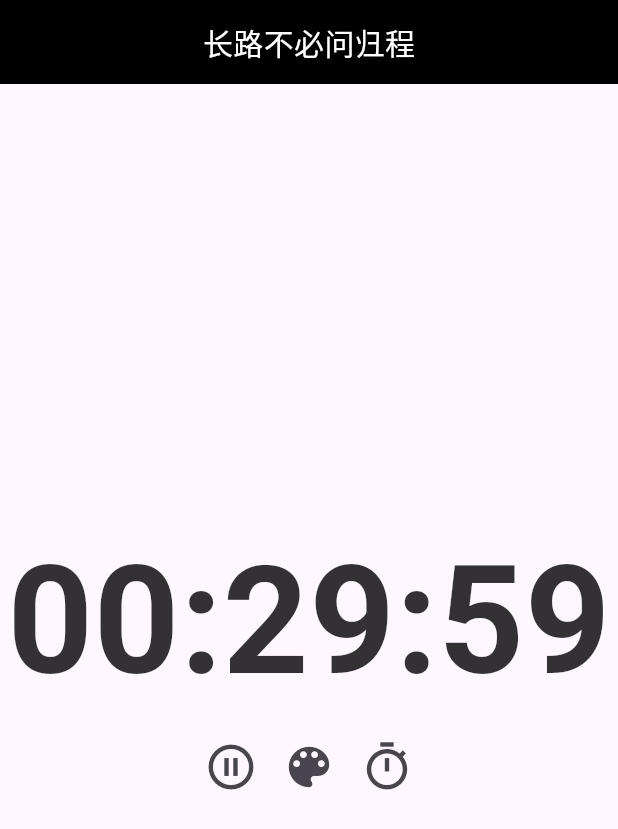
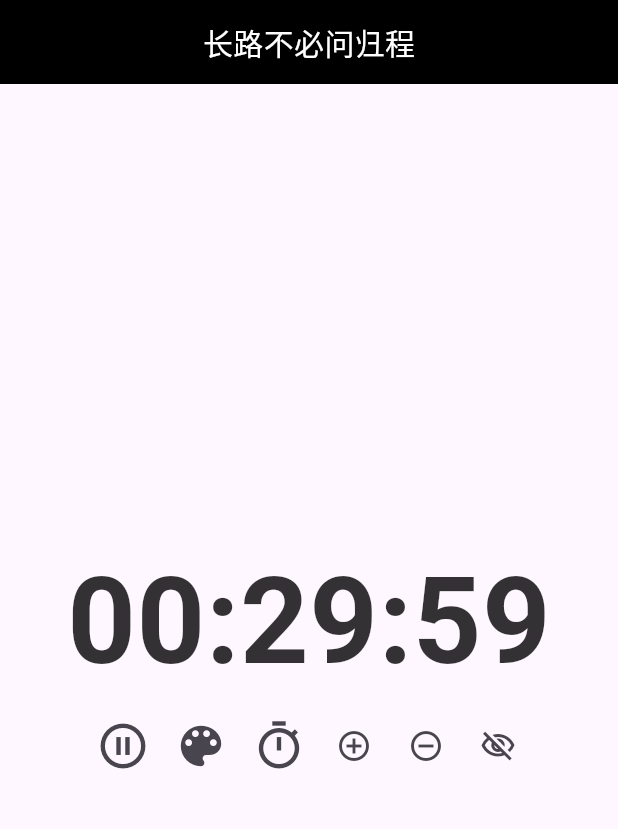
Before and after one commit to bytecrystal/fltimer, a Flutter app: the screen it shows after launch, after a tap on the "play arrow" icon, on a phone screen of 412 x 824 dp. Shown: the top 829 px of the screen. Run offline on Flutter 3.47's test engine with Material 3 defaults, Android fonts, the phone set to English and light mode, and no system bars; our stand-ins replace flutter_colorpicker, shared_preferences; missing offline and left inert: window_manager; statements that could not run were skipped.

Commit message:
feat: show or hidden appbar and change time font size

```diff
--- a/lib/main.dart
+++ b/lib/main.dart
@@ -7,10 +7,10 @@ void main() async {
   await windowManager.ensureInitialized();
   WindowOptions windowOptions = WindowOptions(
     size: Size(600, 280),
-    backgroundColor: Colors.transparent,
+    // backgroundColor: Colors.transparent,
     skipTaskbar: false,
     titleBarStyle: TitleBarStyle.hidden,
-    minimumSize: Size(600, 280),
+    minimumSize: Size(600, 224),
     maximumSize: Size(600, 280),
   );
   // 确保窗口创建后再显示
--- a/lib/views/TimerScreen.dart
+++ b/lib/views/TimerScreen.dart
@@ -1,4 +1,5 @@
 import 'dart:async';
+import 'dart:math';
 import 'package:flutter/material.dart';
 import 'package:flutter/services.dart';
 import 'package:flutter_colorpicker/flutter_colorpicker.dart';
@@ -23,6 +24,28 @@ class _TimerScreenState extends State<TimerScreen> {
   bool isEditing = false;
   FocusNode focusNode = FocusNode();
   Offset _tapPosition = Offset.zero; // 初始化为零偏移
+  bool _showAppBar = true; // 默认设置为显示AppBar
+  double _textSize = 80.0; // 初始文本大小
+  double _minTextSize = 20.0; // 最小文本大小
+  double _maxTextSize = 200.0; // 最大文本大小
+
+  void _increaseTextSize() {
+    setState(() {
+      if (_textSize < _maxTextSize) {
+        _textSize += 2; // 举例增加大小，每次增加2pt
+        _saveTextSize(_textSize);
+      }
+    });
+  }
+
+  void _decreaseTextSize() {
+    setState(() {
+      if (_textSize > _minTextSize) {
+        _textSize -= 2; // 举例减小大小，每次减少2pt
+        _saveTextSize(_textSize);
+      }
+    });
+  }
 
   // 从 Shared Preferences 读取颜色
   Future<void> _loadColor() async {
@@ -46,6 +69,24 @@ class _TimerScreenState extends State<TimerScreen> {
     }
   }
 
+  Future<void> _loadTextSize() async {
+    final SharedPreferences prefs = await SharedPreferences.getInstance();
+    setState(() {
+      if (prefs.getDouble('textSize') != null) {
+        _textSize = prefs.getDouble('textSize')!;
+      }
+    });
+  }
+
+  Future<void> _loadShowAppBar() async {
+    final SharedPreferences prefs = await SharedPreferences.getInstance();
+    setState(() {
+      if (prefs.getBool('showAppBar') != null) {
+        _showAppBar = prefs.getBool('showAppBar')!;
+      }
+    });
+  }
+
   // 将颜色保存到 Shared Preferences
   Future<void> _saveColor(Color color) async {
     final prefs = await SharedPreferences.getInstance();
@@ -57,6 +98,17 @@ class _TimerScreenState extends State<TimerScreen> {
     final prefs = await SharedPreferences.getInstance();
     prefs.setString('titleText', text);
   }
+
+  Future<void> _saveTextSize(double textSize) async {
+    final SharedPreferences prefs = await SharedPreferences.getInstance();
+    await prefs.setDouble('textSize', textSize);
+  }
+
+  Future<void> _saveShowAppBar(bool showAppBar) async {
+    final SharedPreferences prefs = await SharedPreferences.getInstance();
+    await prefs.setBool('showAppBar', showAppBar);
+  }
+
 
   void _toggleTimer() {
     if (_timer != null && _timer!.isActive) {
@@ -125,6 +177,8 @@ class _TimerScreenState extends State<TimerScreen> {
     _duration = widget.duration;
     _loadColor(); // 加载颜色
     _loadTitleText(); // 加载标题文本
+    _loadTextSize(); // 加载时间文本大小
+    _loadShowAppBar(); // 加载是否展示AppBar
     // 添加焦点变化的监听器
     focusNode.addListener(_handleFocusChange);
   }
@@ -168,6 +222,23 @@ class _TimerScreenState extends State<TimerScreen> {
     }
   }
 
+  Future<void> _toggleAppBar() async {
+    // 获取当前窗口界限
+    Rect bounds = await windowManager.getBounds();
+
+    setState(() {
+      _showAppBar = !_showAppBar; // 切换状态
+      _saveShowAppBar(_showAppBar);
+
+      if (_showAppBar) {
+        // 显示AppBar时，增加窗口高度
+        windowManager.setSize(Size(bounds.width, bounds.height + kToolbarHeight));
+      } else {
+        // 隐藏AppBar时，减少窗口高度
+        windowManager.setSize(Size(bounds.width, bounds.height - kToolbarHeight));
+      }
+    });
+  }
 
   @override
   Widget build(BuildContext context) {
@@ -176,10 +247,11 @@ class _TimerScreenState extends State<TimerScreen> {
     final minutes = twoDigits(_duration.inMinutes.remainder(60));
     final seconds = twoDigits(_duration.inSeconds.remainder(60));
 
-
-    return Scaffold(
+    return Listener(
+      onPointerDown: (PointerDownEvent event) => windowManager.startDragging(), // 当鼠标按下时开始拖拽
+      child: Scaffold(
         // 创建一个可拖动的自定义标题栏
-      appBar: PreferredSize(
+        appBar: _showAppBar ? PreferredSize(
           preferredSize: Size.fromHeight(kToolbarHeight),
           child: MouseRegion(
             cursor: SystemMouseCursors.click,
@@ -232,7 +304,8 @@ class _TimerScreenState extends State<TimerScreen> {
                     controller: controller,
                     focusNode: focusNode,
                     autofocus: true,
-                maxLength: 20,
+                    maxLength: 36,
+                    textAlign: TextAlign.center,
                     style: TextStyle(
                         fontSize: 20,
                         color: Colors.white
@@ -258,7 +331,7 @@ class _TimerScreenState extends State<TimerScreen> {
               ),
             ),
           ),
-      ),
+        ) : null,
         body: Center(
           child: Column(
             mainAxisAlignment: MainAxisAlignment.center,
@@ -266,7 +339,7 @@ class _TimerScreenState extends State<TimerScreen> {
               Text(
                 "$hours:$minutes:$seconds",
                 style: TextStyle(
-                fontSize: 100,
+                    fontSize: _textSize,
                     fontWeight: FontWeight.bold,
                     color: _timeColor.withOpacity(0.8)
                 ),
@@ -296,6 +369,22 @@ class _TimerScreenState extends State<TimerScreen> {
                     iconSize: 36, // 可以自定义图标大小
                     tooltip: '选择时间', // 提供一个工具提示
                   ),
+                  IconButton(
+                    icon: Icon(Icons.add_circle_outline),
+                    onPressed: _increaseTextSize,
+                    tooltip: '增加时间文字大小',
+                  ),
+                  IconButton(
+                    icon: Icon(Icons.remove_circle_outline),
+                    onPressed: _decreaseTextSize,
+                    tooltip: '减少时间文字大小',
+                  ),
+                  IconButton(
+                    icon: Icon(
+                      _showAppBar ? Icons.visibility_off_outlined : Icons.visibility_outlined, // 用来表示AppBar的显示状态
+                    ),
+                    onPressed: _toggleAppBar
+                  ),
                   if (!_isRunning && _duration.inSeconds == 0)
                     IconButton(
                       icon: Icon(Icons.restore_outlined),
@@ -313,6 +402,7 @@ class _TimerScreenState extends State<TimerScreen> {
             ],
           ),
         ),
+      )
     );
   }
 }
```
Lines whose indentation alone changed are shown as unchanged.
